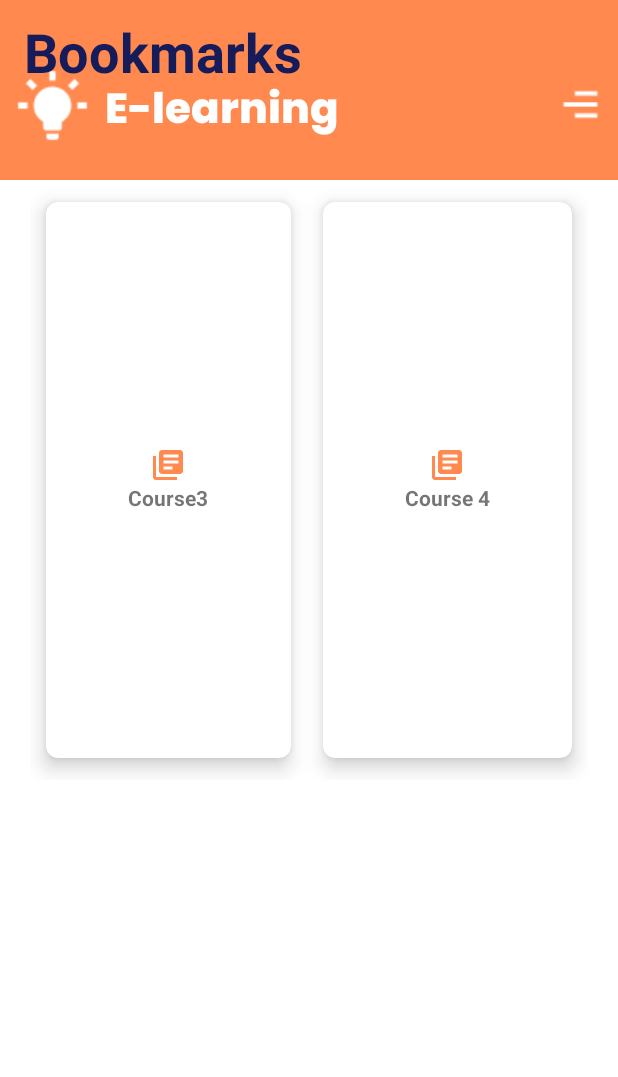
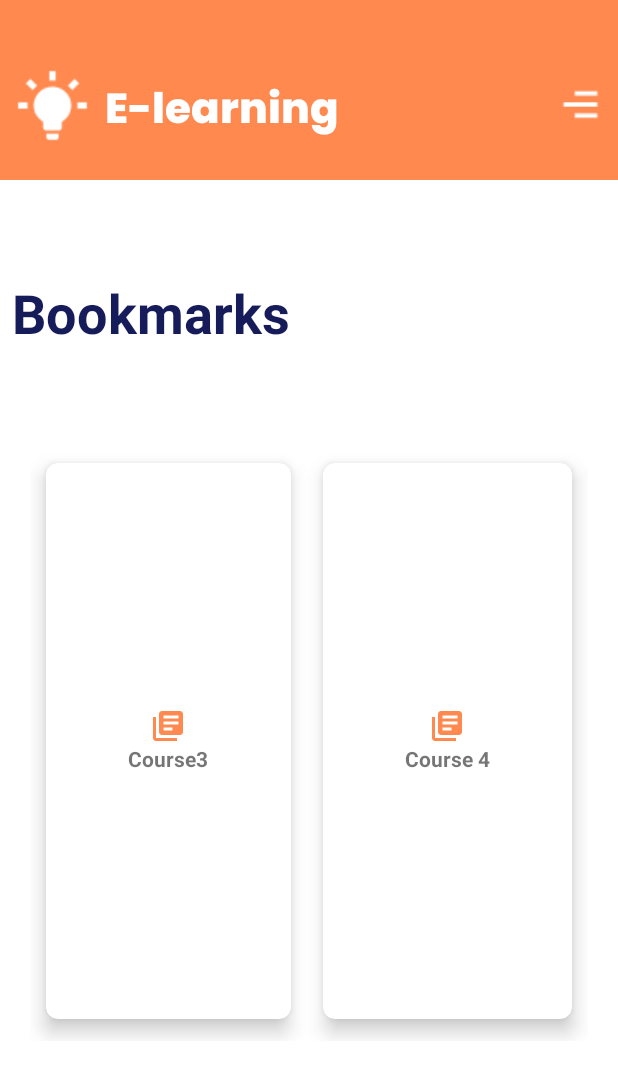
Before and after one commit to Janenjihia/Virtualschools, an Android app: the layout bookmark_layout.xml on its own in the app's theme, with its tools: preview values and no code run, on a phone screen of 412 x 824 dp. Shown: the top 1077 px of the screen. Run offline under Robolectric (Android 15) with nearby library versions, the phone set to English and light mode, and no system bars.

Commit message:
Adjust bookmark layout constraints

```diff
--- a/app/src/main/res/layout/bookmark_layout.xml
+++ b/app/src/main/res/layout/bookmark_layout.xml
@@ -9,7 +9,6 @@
         android:id="@+id/e_learning"
         android:layout_width="match_parent"
         android:layout_height="120dp"
-        android:layout_marginTop="0dp"
         android:background="@color/Orange"
         android:drawablePadding="10dp"
         android:fontFamily="@font/poppins_extrabold"
@@ -23,13 +22,17 @@
         android:textSize="28sp"
         app:drawableEndCompat="@drawable/menu"
         app:drawableStartCompat="@drawable/sidebulb"
-        tools:ignore="HardcodedText,RtlSymmetry" />
+        app:layout_constraintEnd_toEndOf="parent"
+        app:layout_constraintStart_toStartOf="parent"
+        app:layout_constraintTop_toTopOf="parent"
+        tools:ignore="HardcodedText,RtlSymmetry,TextContrastCheck" />
 
     <TextView
         android:id="@+id/bookmark"
         android:layout_width="match_parent"
         android:layout_height="100dp"
-        android:layout_marginStart="16dp"
+        android:layout_marginStart="8dp"
+        android:layout_marginTop="54dp"
         android:layout_marginEnd="16dp"
         android:paddingTop="10dp"
         android:text="@string/bookmarks"
@@ -38,13 +41,13 @@
         android:textStyle="bold"
         app:layout_constraintEnd_toEndOf="parent"
         app:layout_constraintStart_toStartOf="parent"
-        tools:layout_editor_absoluteY="174dp" />
+        app:layout_constraintTop_toBottomOf="@+id/e_learning" />
 
 
     <GridLayout
         android:layout_width="match_parent"
         android:layout_height="400dp"
-        android:layout_below="@id/title_elearning"
+        android:layout_below="@id/e_learning"
         android:layout_margin="20dp"
         android:layout_marginEnd="20dp"
         android:columnCount="2"
```
